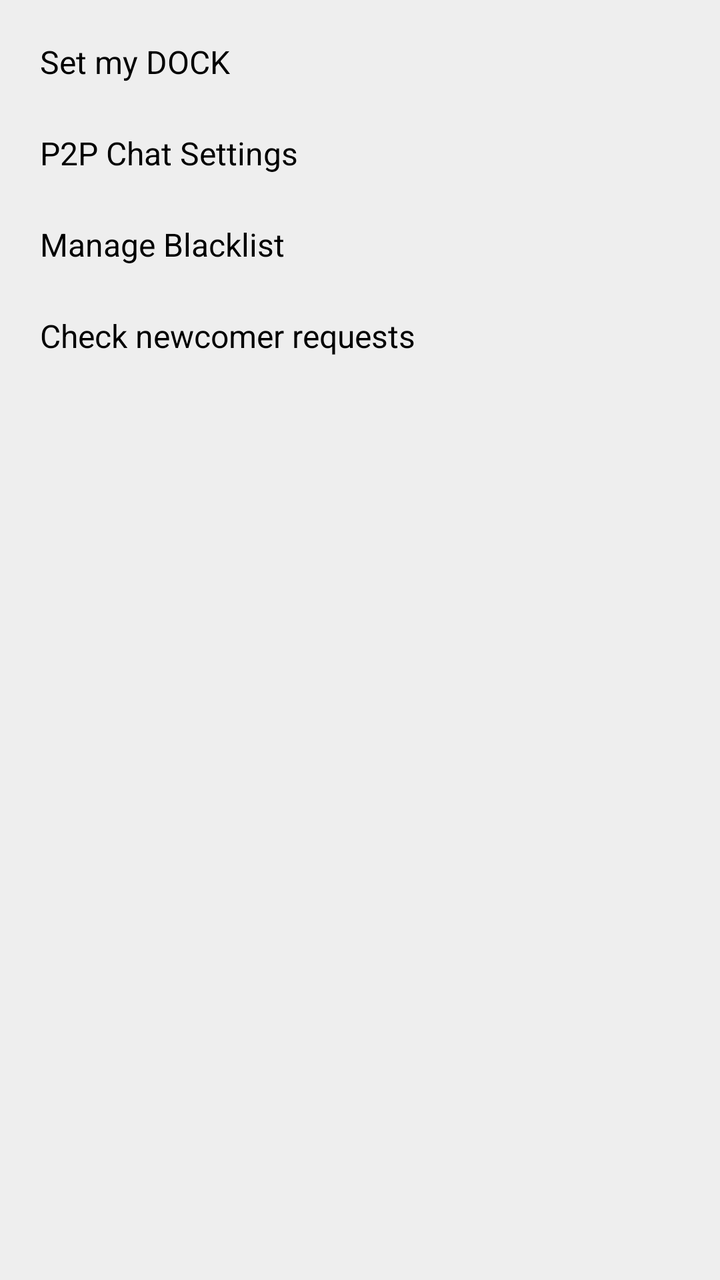
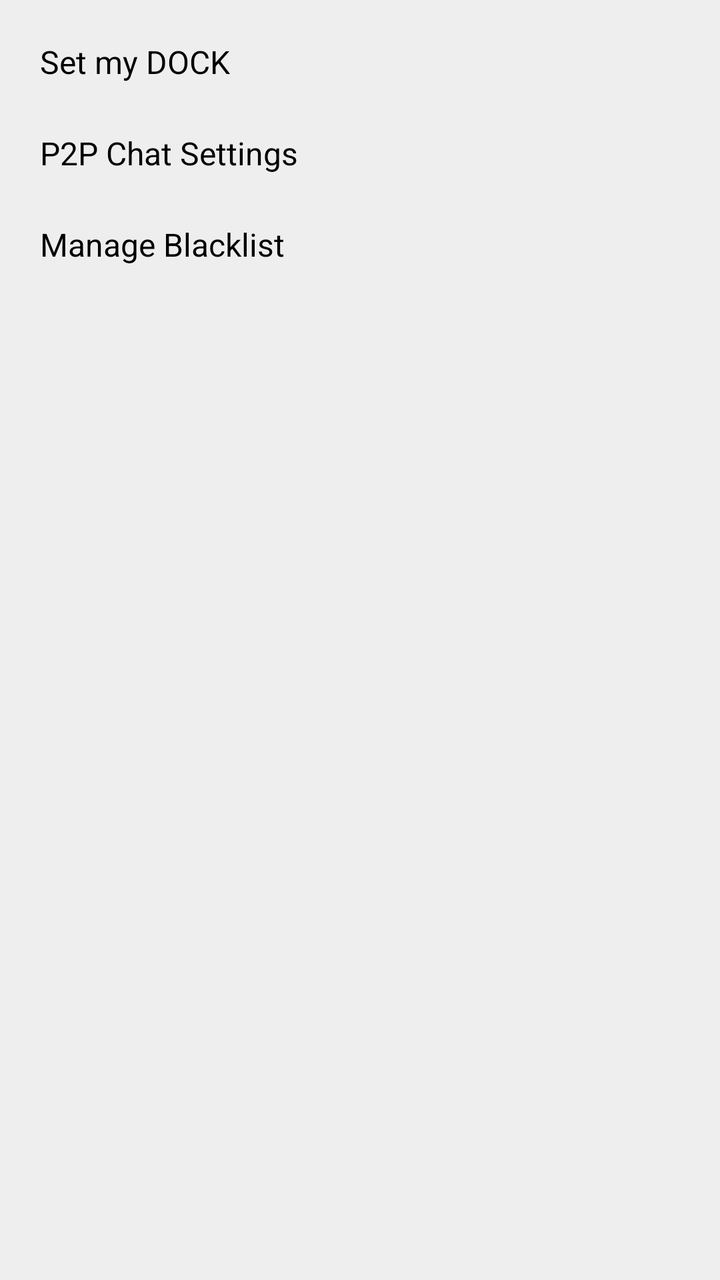

Two renders of the same Android screen: before a commit and after it. Below are the layout's source before the change and the commit's diff.
<!-- AndroidManifest.xml: application theme Theme.Freer -->
<!-- res/layout/popup_talk_menu.xml -->
<?xml version="1.0" encoding="utf-8"?>
<LinearLayout xmlns:android="http://schemas.android.com/apk/res/android"
    android:layout_width="wrap_content"
    android:layout_height="wrap_content"
    android:orientation="vertical"
    android:background="@color/background_light"
    android:padding="8dp">

    <TextView
        android:id="@+id/menu_setup_home"
        android:layout_width="match_parent"
        android:layout_height="wrap_content"
        android:text="@string/set_my_dock"
        android:textSize="16sp"
        android:textColor="@color/text"
        android:padding="12dp"
        android:background="?android:attr/selectableItemBackground"
        android:clickable="true"
        android:focusable="true" />

    <TextView
        android:id="@+id/menu_privacy_settings"
        android:layout_width="match_parent"
        android:layout_height="wrap_content"
        android:text="@string/p2p_chat_settings"
        android:textSize="16sp"
        android:textColor="@color/text"
        android:padding="12dp"
        android:background="?android:attr/selectableItemBackground"
        android:clickable="true"
        android:focusable="true" />

    <TextView
        android:id="@+id/menu_manage_blacklist"
        android:layout_width="match_parent"
        android:layout_height="wrap_content"
        android:text="@string/manage_blacklist"
        android:textSize="16sp"
        android:textColor="@color/text"
        android:padding="12dp"
        android:background="?android:attr/selectableItemBackground"
        android:clickable="true"
        android:focusable="true" />

    <TextView
        android:id="@+id/menu_newcomer_requests"
        android:layout_width="match_parent"
        android:layout_height="wrap_content"
        android:text="@string/newcomer_requests"
        android:textSize="16sp"
        android:textColor="@color/text"
        android:padding="12dp"
        android:background="?android:attr/selectableItemBackground"
        android:clickable="true"
        android:focusable="true" />

</LinearLayout>
<!-- resources referenced by this layout -->
<resources>
  <color name="background_light">#EEEEEE</color>
  <color name="text">#000000</color>
  <string name="manage_blacklist">Manage Blacklist</string>
  <string name="newcomer_requests">Check newcomer requests</string>
  <string name="p2p_chat_settings">P2P Chat Settings</string>
  <string name="set_my_dock">Set my DOCK</string>
  <style name="Theme.Freer" parent="Base.Theme.Freer" />
  <style name="Base.Theme.Freer" parent="Theme.Material3.DayNight.NoActionBar">
          <item name="colorPrimary">#2196F3</item>
          <item name="colorAccent">#2196F3</item>
          <item name="android:windowBackground">#FFFFFF</item>
          
          <item name="android:windowLayoutInDisplayCutoutMode">shortEdges</item>
          <item name="android:enforceNavigationBarContrast">false</item>
          <item name="android:enforceStatusBarContrast">false</item>
          <item name="android:statusBarColor">@android:color/transparent</item>
          <item name="android:navigationBarColor">@android:color/transparent</item>
          <item name="android:windowLightStatusBar">true</item>
          <item name="android:windowLightNavigationBar">true</item>
      </style>
</resources>

<!-- the commit's change to res/layout/popup_talk_menu.xml (unified diff, before → after) -->
@@ -42,16 +42,4 @@
         android:clickable="true"
         android:focusable="true" />
 
-    <TextView
-        android:id="@+id/menu_newcomer_requests"
-        android:layout_width="match_parent"
-        android:layout_height="wrap_content"
-        android:text="@string/newcomer_requests"
-        android:textSize="16sp"
-        android:textColor="@color/text"
-        android:padding="12dp"
-        android:background="?android:attr/selectableItemBackground"
-        android:clickable="true"
-        android:focusable="true" />
-
 </LinearLayout>
<!-- resource entries referenced after the edit -->
@@ -3,7 +3,6 @@
   <color name="background_light">#EEEEEE</color>
   <color name="text">#000000</color>
   <string name="manage_blacklist">Manage Blacklist</string>
-  <string name="newcomer_requests">Check newcomer requests</string>
   <string name="p2p_chat_settings">P2P Chat Settings</string>
   <string name="set_my_dock">Set my DOCK</string>
   <style name="Theme.Freer" parent="Base.Theme.Freer" />
